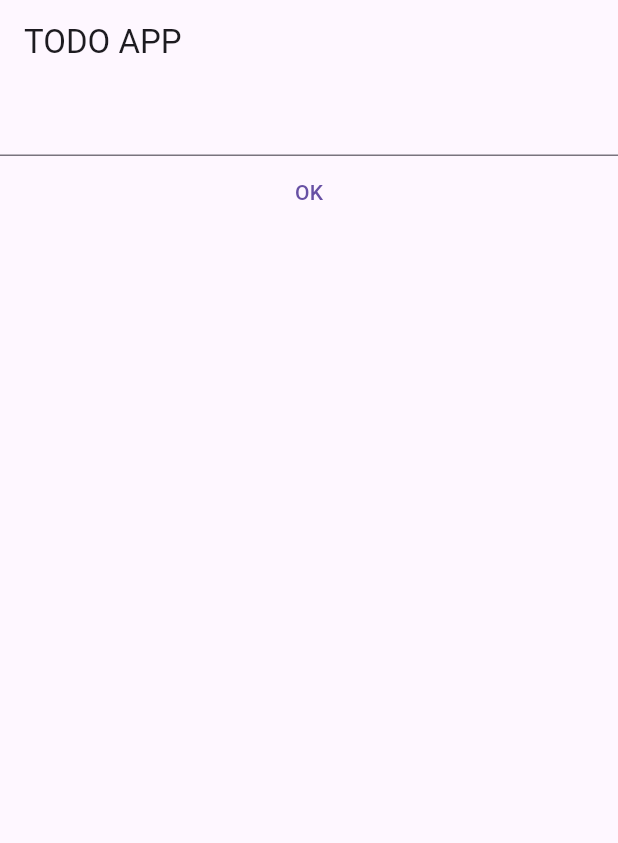
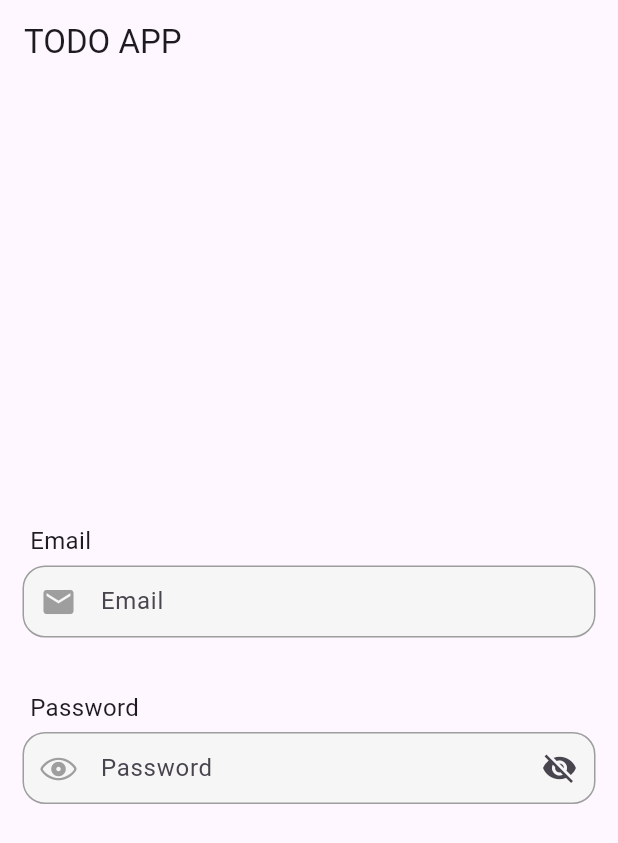
Before and after one commit to Tetsu-is/FlutterToDo, a Flutter app: the screen it shows after launch, on a phone screen of 412 x 824 dp. Shown: the top 843 px of the screen. Run offline on Flutter 3.47's test engine with Material 3 defaults, Android fonts, the phone set to English and light mode, and no system bars; our stand-ins replace flutter_hooks, touchable_opacity.

Commit message:
completly solved password bug

```diff
--- /dev/null
+++ b/lib/components/out_lined_text_field_widget.dart
@@ -0,0 +1,117 @@
+import 'package:flutter/material.dart';
+import 'package:flutter_hooks/flutter_hooks.dart';
+import 'package:touchable_opacity/touchable_opacity.dart';
+
+enum InputMode {
+  text,
+  password,
+}
+
+class OutlinedTextField extends HookWidget {
+  final String label;
+  final String placeholder;
+  final Function(String value) onChange;
+  final IconData icon;
+  final bool disabled;
+  final InputMode inputMode;
+  final Widget? childIcon;
+
+  const OutlinedTextField({
+    Key? key,
+    required this.label,
+    required this.placeholder,
+    required this.onChange,
+    required this.icon,
+    this.disabled = false,
+    this.inputMode = InputMode.text,
+    this.childIcon,
+  }) : super(key: key);
+
+  @override
+  Widget build(BuildContext context) {
+    final isObscure = useState(inputMode == InputMode.password);
+
+    void onTapOutside(e) {
+      FocusScope.of(context).unfocus();
+      isObscure.value = true;
+    }
+
+    return Padding(
+        padding: const EdgeInsets.all(15),
+        child: Column(
+          crossAxisAlignment: CrossAxisAlignment.start,
+          children: [
+            Padding(
+              padding: const EdgeInsets.all(5),
+              child: Row(
+                crossAxisAlignment: CrossAxisAlignment.end,
+                children: [
+                  Text(
+                    label,
+                    style: const TextStyle(
+                      fontSize: 16,
+                    ),
+                  ),
+                ],
+              ),
+            ),
+            TapRegion(
+              onTapOutside: (e) => onTapOutside(e),
+              child: TextField(
+              obscureText:
+                  isObscure.value == true && inputMode == InputMode.password,
+              onTapOutside: (e) => onTapOutside(e),
+              onChanged: (value) => onChange(value),
+              enabled: !disabled,
+              decoration: InputDecoration(
+                  labelText: label,
+                  hintText: placeholder,
+                  floatingLabelBehavior: FloatingLabelBehavior.never,
+                  prefixIcon: Icon(
+                    icon,
+                    color: Colors.grey,
+                  ),
+                  contentPadding: const EdgeInsets.symmetric(
+                    vertical: 10,
+                    horizontal: 20,
+                  ),
+                  filled: true,
+                  fillColor: const Color.fromARGB(255, 246, 246, 246),
+                  enabledBorder: OutlineInputBorder(
+                    borderSide: const BorderSide(
+                      width: 1,
+                      color: Colors.grey,
+                    ),
+                    borderRadius: BorderRadius.circular(15),
+                  ),
+                  focusedBorder: OutlineInputBorder(
+                    borderSide: BorderSide(
+                      width: 1.5,
+                      color: Theme.of(context).primaryColor,
+                    ),
+                    borderRadius: BorderRadius.circular(15),
+                  ),
+                  disabledBorder: OutlineInputBorder(
+                    borderSide: BorderSide(
+                      width: 1,
+                      color: Colors.grey.withOpacity(0.5),
+                    ),
+                    borderRadius: BorderRadius.circular(15),
+                  ),
+                  suffixIcon: inputMode == InputMode.password
+                      ? IconButton(
+                          icon: Icon(isObscure.value == true
+                              ? Icons.visibility_off
+                              : Icons.visibility),
+                          onPressed: () {
+                            isObscure.value = !isObscure.value;
+                            debugPrint(isObscure.value.toString());
+                          },
+                        )
+                      : null),
+            ),)
+          ],
+        ),
+      );
+  }
+}
--- a/lib/main.dart
+++ b/lib/main.dart
@@ -1,5 +1,7 @@
+import 'package:flutter/cupertino.dart';
 import 'package:flutter/material.dart';
 import 'package:flutter_hooks/flutter_hooks.dart';
+import 'package:myapp/components/out_lined_text_field_widget.dart';
 
 void main() {
   runApp(MyApp());
@@ -15,47 +17,31 @@ class MyApp extends StatelessWidget {
 
 class MyHomePage extends HookWidget {
 
-  final FocusNode _focusNode = FocusNode();
-
   @override
   Widget build(BuildContext context) {
-
-    final TextEditingController _controller = TextEditingController();
-    final todoArray = useState([]);
-
     return Scaffold(
         appBar: AppBar(title: const Text("TODO APP")),
-        body: Column(
-          children: [
-            TextField(
-              focusNode: _focusNode,
-              controller: _controller,
-            ),
-            TextButton(
-                onPressed: () {
-                  _focusNode.unfocus();
-                  todoArray.value = [...todoArray.value, _controller.text];
-                  _controller.clear();
-                },
-                child: Text("OK")),
-            Expanded(
-                child: ListView.builder(
-              itemCount: todoArray.value.length,
-              itemBuilder: (context, index) {
-                return ListTile(
-                  title: Text(todoArray.value[index]),
-                  trailing: IconButton(
-                    icon: Icon(Icons.delete),
-                    onPressed: () {
-                      final newList = [...todoArray.value];
-                      newList.removeAt(index);
-                      todoArray.value = newList;
-                    },
-                  ),
-                );
-              },
-            ))
-          ],
+        body: Center(
+          child: Column(
+            mainAxisAlignment: MainAxisAlignment.center,
+            children: <Widget>[
+              OutlinedTextField(
+                label: 'Email',
+                placeholder: 'Enter your email',
+                onChange: (value) => debugPrint(value),
+                icon: Icons.email,
+              ),
+              OutlinedTextField(
+                label: 'Password',
+                placeholder: 'Enter your password',
+                onChange: (value) => debugPrint(value),
+                icon: CupertinoIcons.eye,
+                inputMode: InputMode.password,
+                //add icon and ontap->open modal
+                childIcon: const Icon(Icons.info_outline_rounded, size: 25),
+              )
+            ],
+          ),
         ));
   }
 }
--- a/pubspec.yaml
+++ b/pubspec.yaml
@@ -30,6 +30,7 @@ environment:
 dependencies:
   flutter:
     sdk: flutter
+  touchable_opacity: ^1.2.0
 
 
   # The following adds the Cupertino Icons font to your application.
```
Also changed, not shown: pubspec.lock.
